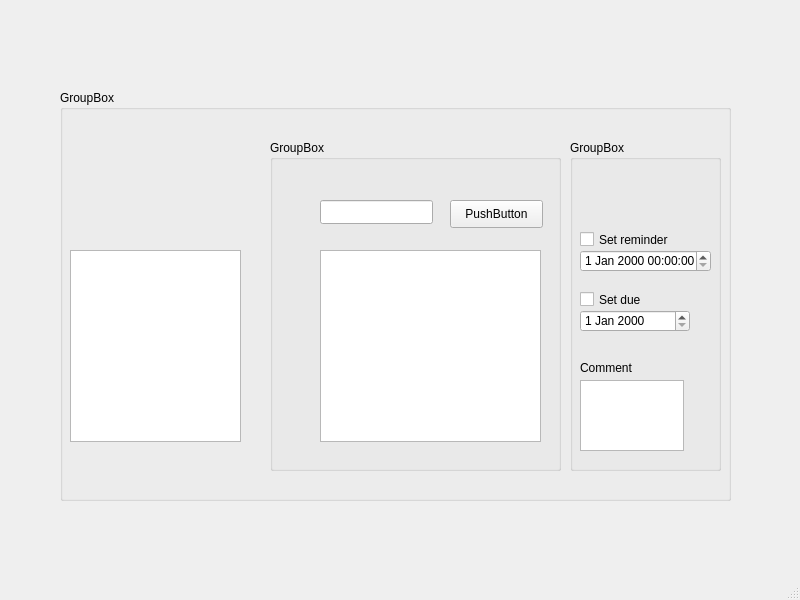
dinayuil/Tokie, file mainwindow.ui: the form before one commit.
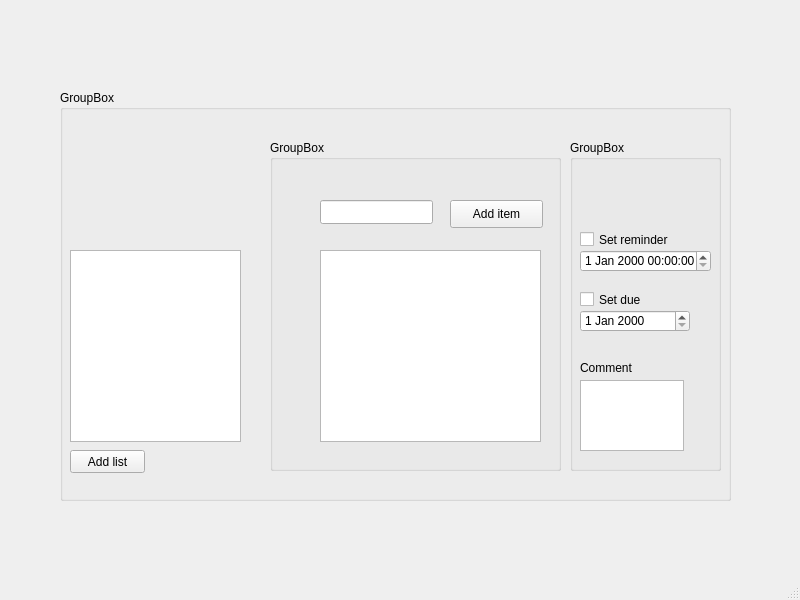
The form after the commit.

Commit message: can add list

Diff of the .ui file:
```diff
--- a/mainwindow.ui
+++ b/mainwindow.ui
@@ -68,7 +68,7 @@
        </rect>
       </property>
       <property name="text">
-       <string>PushButton</string>
+       <string>Add item</string>
       </property>
      </widget>
      <widget class="QListView" name="todoListView">
@@ -164,6 +164,19 @@
       </property>
      </widget>
     </widget>
+    <widget class="QPushButton" name="addListBtn">
+     <property name="geometry">
+      <rect>
+       <x>10</x>
+       <y>360</y>
+       <width>75</width>
+       <height>23</height>
+      </rect>
+     </property>
+     <property name="text">
+      <string>Add list</string>
+     </property>
+    </widget>
    </widget>
   </widget>
   <widget class="QMenuBar" name="menubar">
```
Left out of the diff: 2 changed lines with no effect on the pictures. The commit also changes 3 other files.
